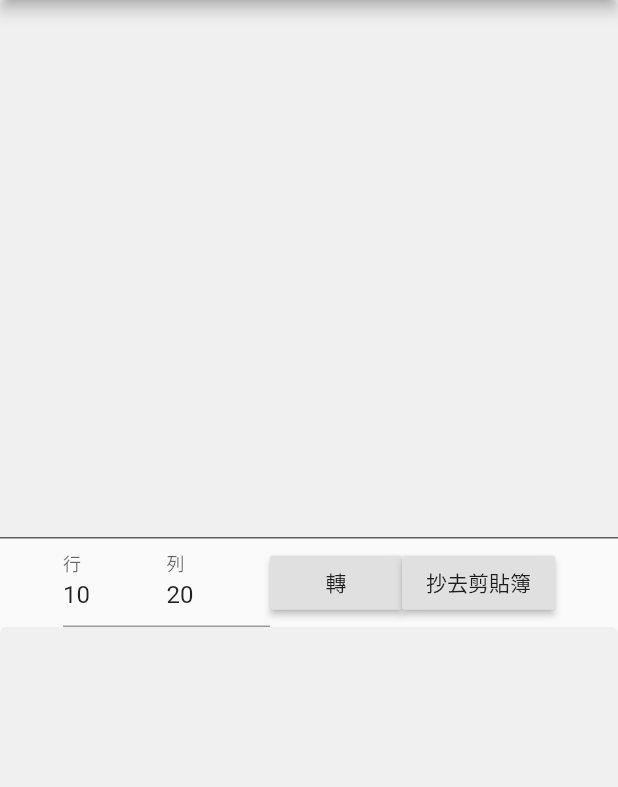
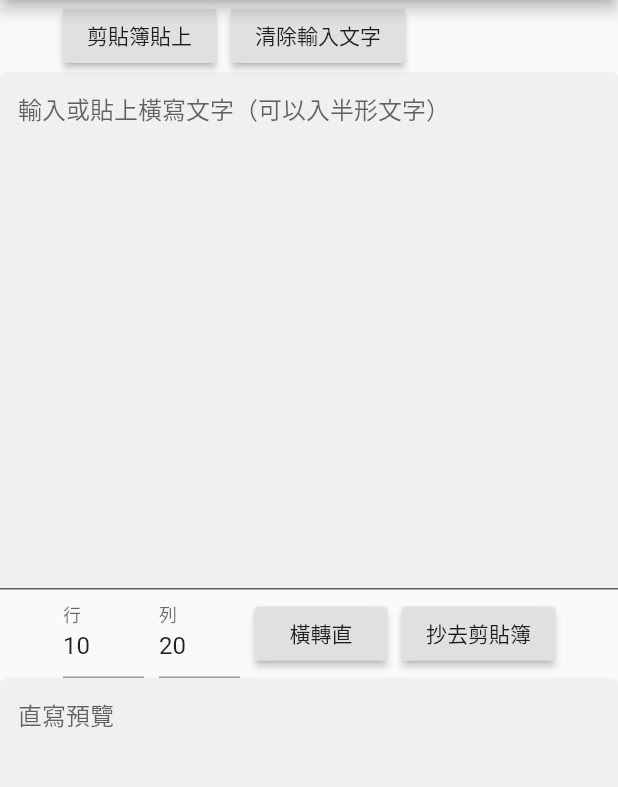
Before and after one commit to OurLandHK/hori2vert, a Flutter app: the screen it shows after launch, on a phone screen of 412 x 824 dp, the part 84-871 px from its top. Run offline on Flutter 3.47's test engine with Material 2 defaults, Android fonts, the phone set to English and light mode, and no system bars.

Commit message:
Add clipborad function

```diff
--- a/lib/main.dart
+++ b/lib/main.dart
@@ -16,7 +16,7 @@ class MyApp extends StatelessWidget {
   @override
   Widget build(BuildContext context) {
     return MaterialApp(
-      title: 'Flutter Demo',
+      title: '中文橫轉直',
       theme: ThemeData(
         // This is the theme of your application.
         //
@@ -29,7 +29,9 @@ class MyApp extends StatelessWidget {
         // is not restarted.
         primarySwatch: Colors.blue,
       ),
-      home: MyHomePage(title: '中文橫轉直'),
+      home: Scaffold(
+        body: MyHomePage(title: '中文橫轉直'),
+      )
     );
   }
 }
@@ -60,6 +62,7 @@ class _MyHomePageState extends State<MyHomePage> {
   int _width = _initWidth;
   int _height = _initHeight;
   TextEditingController _outputTextController = TextEditingController(text: '');
+  TextEditingController _inputTextController = TextEditingController(text: '');
   TextEditingController _widthTextController =
       TextEditingController(text: _initWidth.toString());
   TextEditingController _heightTextController =
@@ -154,26 +157,55 @@ class _MyHomePageState extends State<MyHomePage> {
           mainAxisAlignment: MainAxisAlignment.center,
           children: <Widget>[
             SizedBox(
-              child: Scrollbar(
-                  child: TextField(
+              child: Row(children: [
+                RaisedButton(
+                  child: Text('剪貼簿貼上'),
+                  onPressed: () async {
+                    ClipboardData data = await Clipboard.getData('text/plain');
+                    setState(() {
+                      _inputTextController.text = data.text;
+                      _inputText = data.text;
+                    });
+                  },
+                ),
+                SizedBox(child: Container(), width: 10),
+                RaisedButton(
+                  child: Text('清除輸入文字'),
+                  onPressed: () async {
+                    setState(() {
+                      _inputTextController.text = '';
+                      _inputText = '';
+                    });
+                  },
+                ),
+                SizedBox(child: Container(), width: 10),
+              ]),
+              width: (MediaQuery.of(context).size.width - 84),
+            ),
+            SizedBox(
+              //child: Scrollbar(
+              child:
+              TextField(
                 decoration: InputDecoration(
                   border: UnderlineInputBorder(),
                   filled: true,
                   //icon: Icon(Icons.live_help),
-                  //hintText: textRes.HINT_QUESTION,
+                  hintText: '輸入或貼上橫寫文字（可以入半形文字）',
                   //labelText: textRes.LABEL_QUESTION,
                 ),
                 expands: true,
                 minLines: null,
                 maxLines: null,
+                controller: _inputTextController,
                 onChanged: (value) {
                   setState(() {
                     this._inputText = value;
                   });
                 },
-                scrollController: ScrollController(),
-              )),
-              height: (MediaQuery.of(context).size.height - 106) / 2,
+                //  scrollController: ScrollController(),
+              ),
+              //),
+              height: (MediaQuery.of(context).size.height - 134) / 2,
             ),
             SizedBox(
               child: Row(children: [
@@ -193,6 +225,7 @@ class _MyHomePageState extends State<MyHomePage> {
                         });
                       }, // Only numbers can be entered
                     )),
+                SizedBox(child: Container(), width: 10),
                 Expanded(
                     flex: 2,
                     child: TextField(
@@ -209,11 +242,15 @@ class _MyHomePageState extends State<MyHomePage> {
                         });
                       }, // Only numbers can be entered
                     )),
-                RaisedButton(onPressed: _convert, child: Text('轉')),
+                SizedBox(child: Container(), width: 10),
+                RaisedButton(onPressed: _convert, child: Text('橫轉直')),
+                SizedBox(child: Container(), width: 10),
                 RaisedButton(
                   child: Text('抄去剪貼簿'),
                   onPressed: () async {
-                    Clipboard.setData(ClipboardData(text: _outputTextController.text)).then((reult) {
+                    Clipboard.setData(
+                            ClipboardData(text: _outputTextController.text))
+                        .then((reult) {
                       final snackBar = SnackBar(
                         content: Text('抄咗'),
                         action: SnackBarAction(
@@ -235,7 +272,7 @@ class _MyHomePageState extends State<MyHomePage> {
                   border: UnderlineInputBorder(),
                   filled: true,
                   //icon: Icon(Icons.live_help),
-                  //hintText: textRes.HINT_QUESTION,
+                  hintText: '直寫預覽',
                   //labelText: textRes.LABEL_QUESTION,
                 ),
                 expands: true,
@@ -244,7 +281,7 @@ class _MyHomePageState extends State<MyHomePage> {
                 controller: _outputTextController,
                 scrollController: ScrollController(),
               )),
-              height: (MediaQuery.of(context).size.height - 106) / 2,
+              height: (MediaQuery.of(context).size.height - 134) / 2,
             ),
           ],
         ),
```
